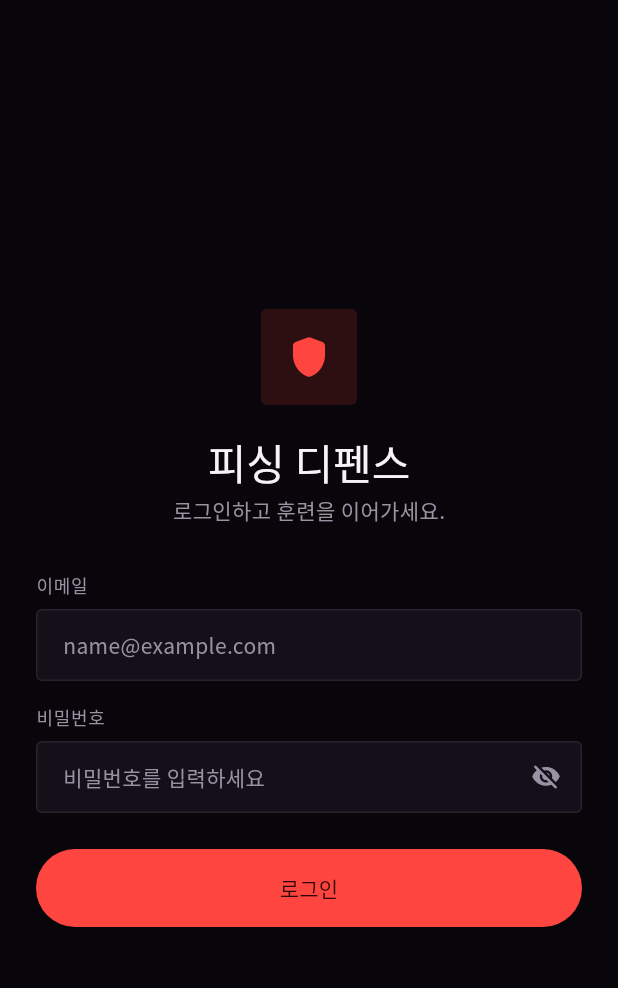
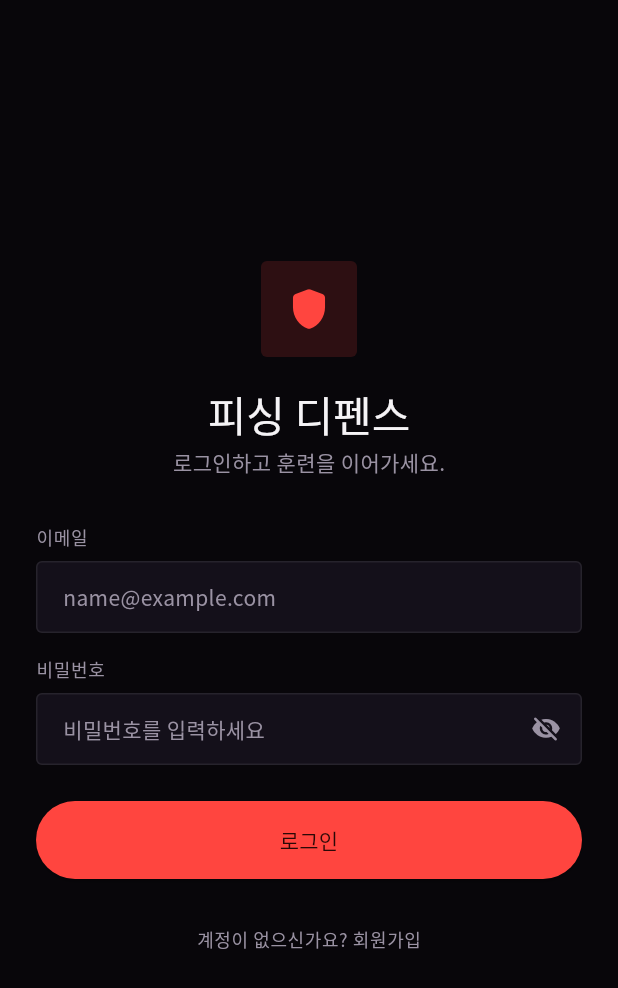
Before and after one commit to 2026-gbsw-W/Phishing-Defense, a Flutter app: the screen it shows after launch, on a phone screen of 412 x 824 dp. Shown: the top 988 px of the screen. Run offline on Flutter 3.47's test engine with Material 3 defaults, Android fonts, the phone set to English and light mode, and no system bars; our stand-ins replace animated_text_kit, confetti, flutter_screenutil, flutter_tts, google_fonts, shared_preferences.

Commit message:
Add signup screen wired to backend auth API
Add a signup screen (email/nickname/password) that calls
POST /api/v1/auth/signup, sharing the login screen's text field with
a new AuthTextField widget. Add a "회원가입" link on the login screen
so new users can reach it, since the app previously had no way to
create an account. Verified against the local backend (signup +
duplicate/validation error paths).

Co-Authored-By: Claude Sonnet 5 <noreply@anthropic.com>

```diff
--- a/mobile/lib/screens/login/login_screen.dart
+++ b/mobile/lib/screens/login/login_screen.dart
@@ -3,7 +3,9 @@ import 'package:flutter/material.dart';
 import '../../services/auth_api.dart';
 import '../../services/session_store.dart';
 import '../../theme/app_colors.dart';
+import '../../widgets/auth_text_field.dart';
 import '../scenario_selection/scenario_selection_screen.dart';
+import 'signup_screen.dart';
 
 class LoginScreen extends StatefulWidget {
   const LoginScreen({super.key});
@@ -94,14 +96,14 @@ class _LoginScreenState extends State<LoginScreen> {
                     ),
                   ),
                   const SizedBox(height: 32),
-                  _LoginField(
+                  AuthTextField(
                     controller: _emailController,
                     label: '이메일',
                     hint: 'name@example.com',
                     keyboardType: TextInputType.emailAddress,
                   ),
                   const SizedBox(height: 16),
-                  _LoginField(
+                  AuthTextField(
                     controller: _passwordController,
                     label: '비밀번호',
                     hint: '비밀번호를 입력하세요',
@@ -147,6 +149,25 @@ class _LoginScreenState extends State<LoginScreen> {
                           : const Text('로그인'),
                     ),
                   ),
+                  const SizedBox(height: 16),
+                  TextButton(
+                    onPressed: _submitting
+                        ? null
+                        : () {
+                            Navigator.push(
+                              context,
+                              MaterialPageRoute(
+                                builder: (_) => const SignupScreen(),
+                              ),
+                            );
+                          },
+                    child: Text(
+                      '계정이 없으신가요? 회원가입',
+                      style: textTheme.bodySmall?.copyWith(
+                        color: AppColors.textSecondary,
+                      ),
+                    ),
+                  ),
                 ],
               ),
             ),
@@ -156,70 +177,3 @@ class _LoginScreenState extends State<LoginScreen> {
     );
   }
 }
-
-class _LoginField extends StatelessWidget {
-  const _LoginField({
-    required this.controller,
-    required this.label,
-    required this.hint,
-    this.obscureText = false,
-    this.keyboardType,
-    this.suffixIcon,
-  });
-
-  final TextEditingController controller;
-  final String label;
-  final String hint;
-  final bool obscureText;
-  final TextInputType? keyboardType;
-  final Widget? suffixIcon;
-
-  @override
-  Widget build(BuildContext context) {
-    final textTheme = Theme.of(context).textTheme;
-
-    return Column(
-      crossAxisAlignment: CrossAxisAlignment.start,
-      children: [
-        Text(
-          label,
-          style: textTheme.labelMedium?.copyWith(
-            color: AppColors.textSecondary,
-          ),
-        ),
-        const SizedBox(height: 8),
-        TextField(
-          controller: controller,
-          obscureText: obscureText,
-          keyboardType: keyboardType,
-          style: textTheme.bodyMedium,
-          decoration: InputDecoration(
-            hintText: hint,
-            hintStyle: textTheme.bodyMedium?.copyWith(
-              color: AppColors.textSecondary,
-            ),
-            filled: true,
-            fillColor: AppColors.surface,
-            suffixIcon: suffixIcon,
-            border: OutlineInputBorder(
-              borderRadius: BorderRadius.circular(4),
-              borderSide: const BorderSide(color: AppColors.border),
-            ),
-            enabledBorder: OutlineInputBorder(
-              borderRadius: BorderRadius.circular(4),
-              borderSide: const BorderSide(color: AppColors.border),
-            ),
-            focusedBorder: OutlineInputBorder(
-              borderRadius: BorderRadius.circular(4),
-              borderSide: const BorderSide(color: AppColors.alarm),
-            ),
-            contentPadding: const EdgeInsets.symmetric(
-              horizontal: 14,
-              vertical: 12,
-            ),
-          ),
-        ),
-      ],
-    );
-  }
-}
--- a/mobile/lib/services/auth_api.dart
+++ b/mobile/lib/services/auth_api.dart
@@ -71,4 +71,38 @@ class AuthApi {
 
     throw AuthException('로그인에 실패했습니다. 잠시 후 다시 시도해주세요.');
   }
+
+  static Future<AuthSession> signup({
+    required String email,
+    required String password,
+    required String nickname,
+  }) async {
+    final response = await http
+        .post(
+          Uri.parse('$kApiBaseUrl/api/v1/auth/signup'),
+          headers: const {'Content-Type': 'application/json'},
+          body: jsonEncode({
+            'email': email,
+            'password': password,
+            'nickname': nickname,
+          }),
+        )
+        .timeout(const Duration(seconds: 10));
+
+    if (response.statusCode == 201 || response.statusCode == 200) {
+      return AuthSession.fromJson(
+        jsonDecode(utf8.decode(response.bodyBytes)) as Map<String, dynamic>,
+      );
+    }
+
+    if (response.statusCode == 409) {
+      throw AuthException('이미 가입된 이메일 또는 닉네임입니다.');
+    }
+
+    if (response.statusCode == 400) {
+      throw AuthException('입력값을 다시 확인해주세요.');
+    }
+
+    throw AuthException('회원가입에 실패했습니다. 잠시 후 다시 시도해주세요.');
+  }
 }
--- /dev/null
+++ b/mobile/lib/widgets/auth_text_field.dart
@@ -0,0 +1,71 @@
+import 'package:flutter/material.dart';
+
+import '../theme/app_colors.dart';
+
+class AuthTextField extends StatelessWidget {
+  const AuthTextField({
+    super.key,
+    required this.controller,
+    required this.label,
+    required this.hint,
+    this.obscureText = false,
+    this.keyboardType,
+    this.suffixIcon,
+  });
+
+  final TextEditingController controller;
+  final String label;
+  final String hint;
+  final bool obscureText;
+  final TextInputType? keyboardType;
+  final Widget? suffixIcon;
+
+  @override
+  Widget build(BuildContext context) {
+    final textTheme = Theme.of(context).textTheme;
+
+    return Column(
+      crossAxisAlignment: CrossAxisAlignment.start,
+      children: [
+        Text(
+          label,
+          style: textTheme.labelMedium?.copyWith(
+            color: AppColors.textSecondary,
+          ),
+        ),
+        const SizedBox(height: 8),
+        TextField(
+          controller: controller,
+          obscureText: obscureText,
+          keyboardType: keyboardType,
+          style: textTheme.bodyMedium,
+          decoration: InputDecoration(
+            hintText: hint,
+            hintStyle: textTheme.bodyMedium?.copyWith(
+              color: AppColors.textSecondary,
+            ),
+            filled: true,
+            fillColor: AppColors.surface,
+            suffixIcon: suffixIcon,
+            border: OutlineInputBorder(
+              borderRadius: BorderRadius.circular(4),
+              borderSide: const BorderSide(color: AppColors.border),
+            ),
+            enabledBorder: OutlineInputBorder(
+              borderRadius: BorderRadius.circular(4),
+              borderSide: const BorderSide(color: AppColors.border),
+            ),
+            focusedBorder: OutlineInputBorder(
+              borderRadius: BorderRadius.circular(4),
+              borderSide: const BorderSide(color: AppColors.alarm),
+            ),
+            contentPadding: const EdgeInsets.symmetric(
+              horizontal: 14,
+              vertical: 12,
+            ),
+          ),
+        ),
+      ],
+    );
+  }
+}
```
Also changed, not shown: mobile/lib/screens/login/signup_screen.dart (added, +163 -0 lines), 1 other file.
